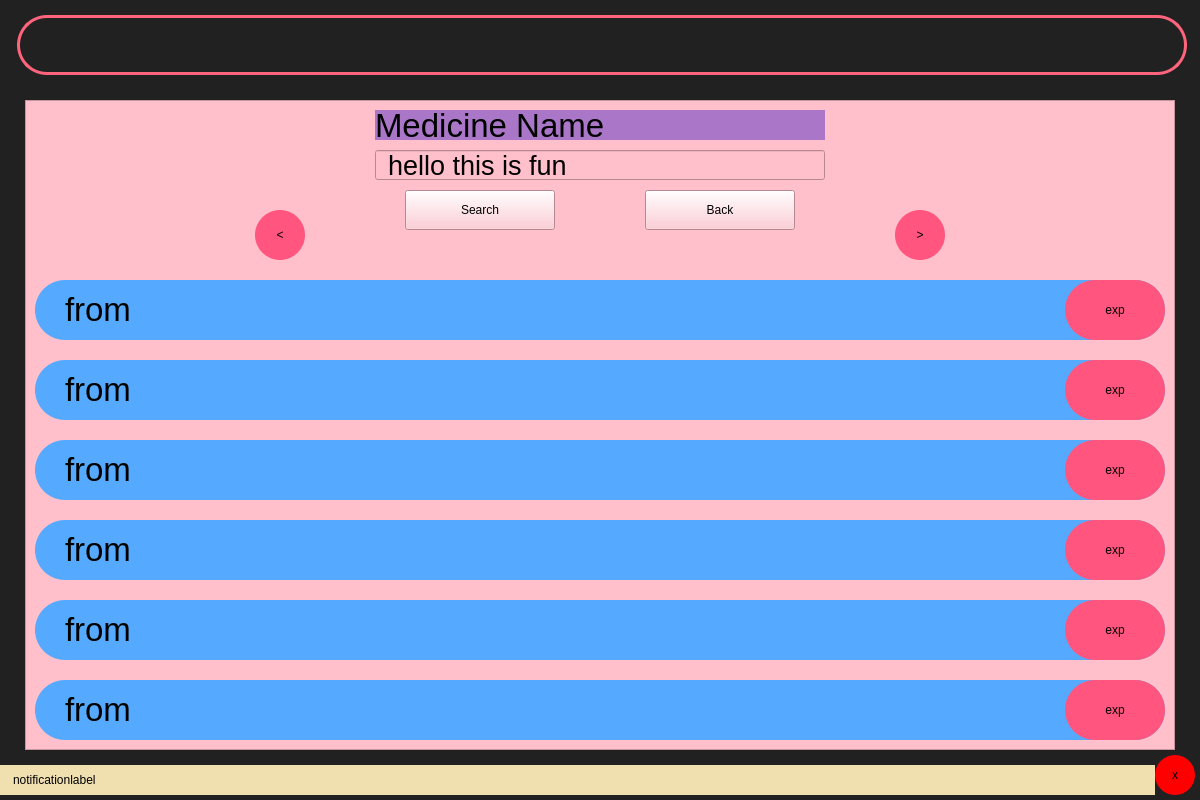
First picture: the form in layout.ui, repository duskygloom/medManage, before the edit.
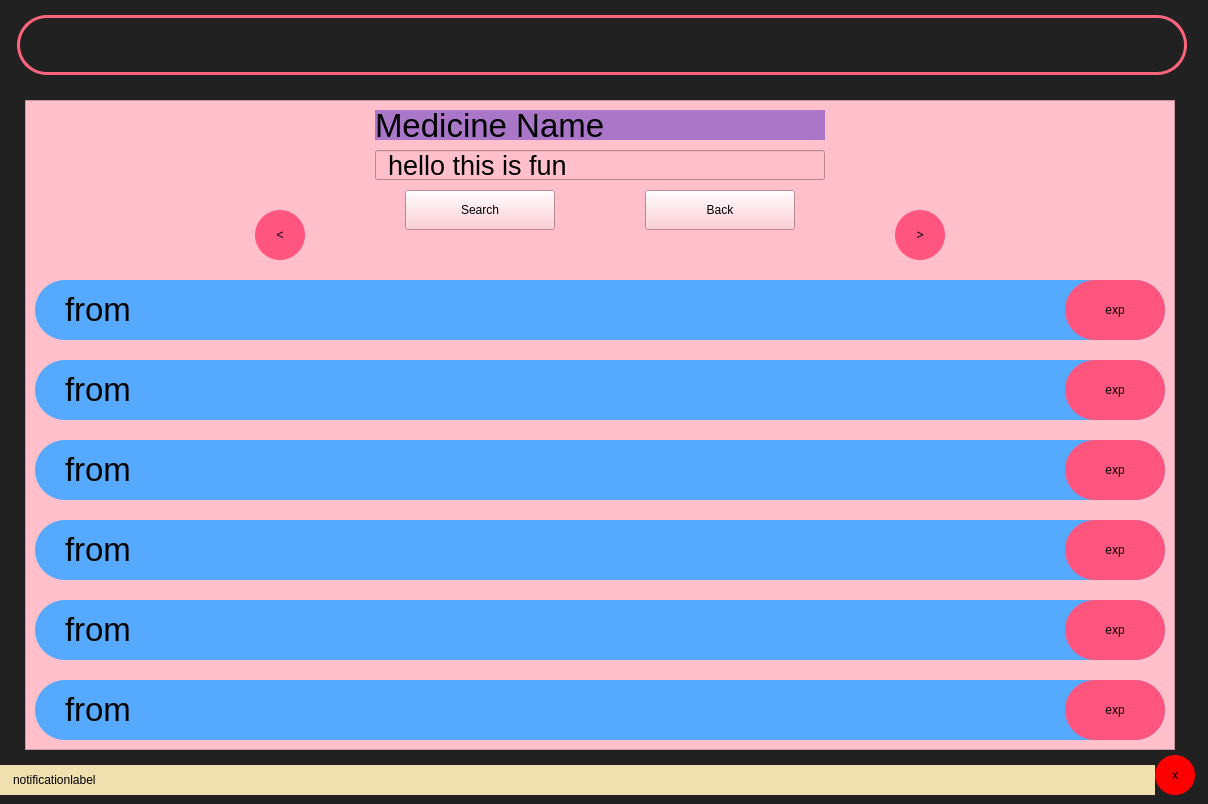
Second picture: the form after the edit.

```diff
--- a/layout.ui
+++ b/layout.ui
@@ -6,8 +6,8 @@
    <rect>
     <x>0</x>
     <y>0</y>
-    <width>1200</width>
-    <height>800</height>
+    <width>1208</width>
+    <height>804</height>
    </rect>
   </property>
   <property name="styleSheet">
```
